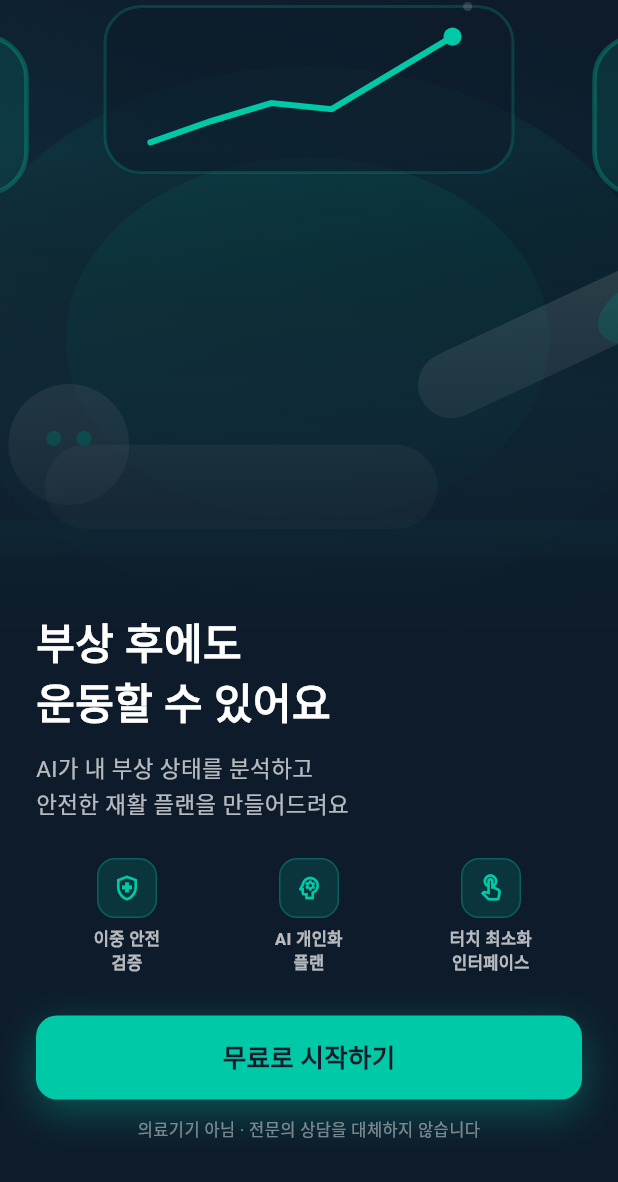
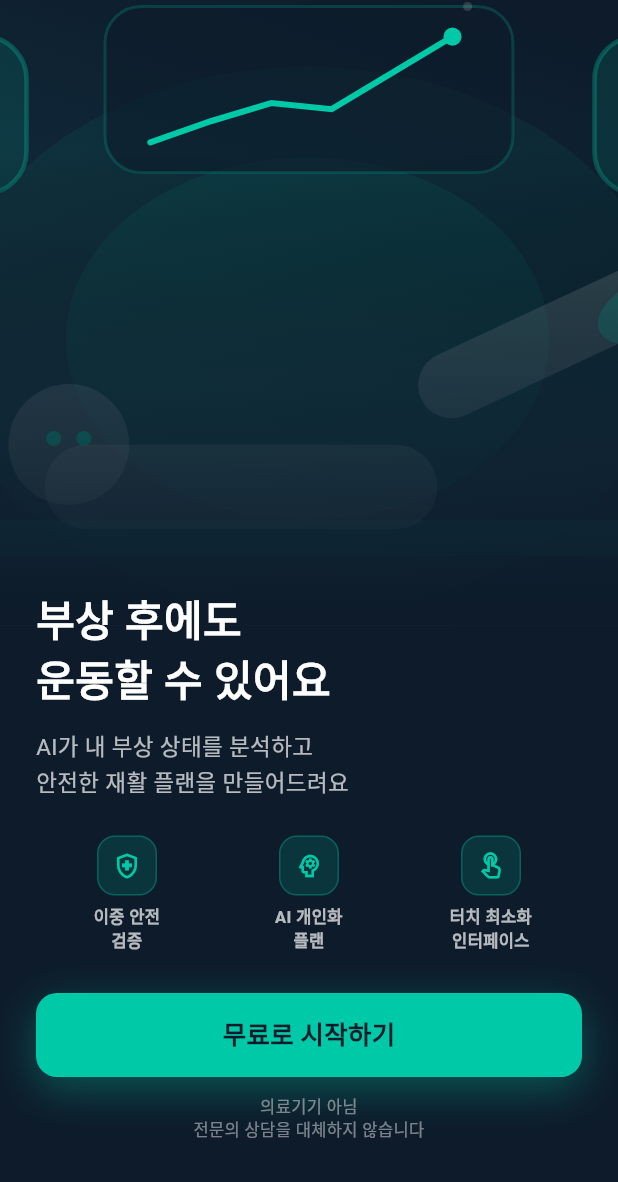
Before and after one commit to ych21c/recoveryfit, a Flutter app: the screen it shows after launch, on a phone screen of 412 x 824 dp, the part 54-1236 px from its top. Run offline on Flutter 3.47's test engine with Material 3 defaults, Android fonts, the phone set to English and light mode, and no system bars; our stand-ins replace fl_chart, flutter_animate, flutter_local_notifications, flutter_riverpod, go_router, hive and 3 more; accounts and stored records are empty; Roboto replaces fonts that are missing (Pretendard).

```diff
--- a/lib/screens/landing/landing_screen.dart
+++ b/lib/screens/landing/landing_screen.dart
@@ -88,16 +88,20 @@ class LandingScreen extends StatelessWidget {
                     crossAxisAlignment: CrossAxisAlignment.start,
                     children: [
                       // Main headline
-                      const Text(
-                        '부상 후에도\n운동할 수 있어요',
-                        style: AppTypography.headlineL,
-                      ),
+                      const Text('부상 후에도', style: AppTypography.headlineL),
+                      const Text('운동할 수 있어요', style: AppTypography.headlineL),
 
                       const SizedBox(height: 12),
 
                       // Sub-headline
                       Text(
-                        'AI가 내 부상 상태를 분석하고\n안전한 재활 플랜을 만들어드려요',
+                        'AI가 내 부상 상태를 분석하고',
+                        style: AppTypography.bodyL.copyWith(
+                          color: AppColors.textSecondary,
+                        ),
+                      ),
+                      Text(
+                        '안전한 재활 플랜을 만들어드려요',
                         style: AppTypography.bodyL.copyWith(
                           color: AppColors.textSecondary,
                         ),
@@ -120,12 +124,23 @@ class LandingScreen extends StatelessWidget {
 
                       // Medical disclaimer caption
                       Center(
-                        child: Text(
-                          '의료기기 아님 · 전문의 상담을 대체하지 않습니다',
-                          textAlign: TextAlign.center,
-                          style: AppTypography.caption.copyWith(
-                            color: AppColors.textTertiary,
-                          ),
+                        child: Column(
+                          children: [
+                            Text(
+                              '의료기기 아님',
+                              textAlign: TextAlign.center,
+                              style: AppTypography.caption.copyWith(
+                                color: AppColors.textTertiary,
+                              ),
+                            ),
+                            Text(
+                              '전문의 상담을 대체하지 않습니다',
+                              textAlign: TextAlign.center,
+                              style: AppTypography.caption.copyWith(
+                                color: AppColors.textTertiary,
+                              ),
+                            ),
+                          ],
                         ),
                       ),
                     ],
--- a/lib/screens/landing/widgets/value_points_row.dart
+++ b/lib/screens/landing/widgets/value_points_row.dart
@@ -3,7 +3,7 @@ import 'package:flutter/material.dart';
 import '../../../design_system/colors.dart';
 import '../../../design_system/typography.dart';
 
-/// Three value-proposition columns: icon (in mint glass tile) + label text.
+/// Three value-proposition columns: icon (in mint glass tile) + two-line label.
 /// Fixed data — landing page only.
 class ValuePointsRow extends StatelessWidget {
   const ValuePointsRow({super.key});
@@ -11,15 +11,18 @@ class ValuePointsRow extends StatelessWidget {
   static const _items = [
     _ValueItem(
       icon: Icons.health_and_safety_outlined,
-      label: '이중 안전\n검증',
+      line1: '이중 안전',
+      line2: '검증',
     ),
     _ValueItem(
       icon: Icons.psychology_outlined,
-      label: 'AI 개인화\n플랜',
+      line1: 'AI 개인화',
+      line2: '플랜',
     ),
     _ValueItem(
       icon: Icons.touch_app_outlined,
-      label: '터치 최소화\n인터페이스',
+      line1: '터치 최소화',
+      line2: '인터페이스',
     ),
   ];
 
@@ -35,8 +38,9 @@ class ValuePointsRow extends StatelessWidget {
 
 class _ValueItem {
   final IconData icon;
-  final String label;
-  const _ValueItem({required this.icon, required this.label});
+  final String line1;
+  final String line2;
+  const _ValueItem({required this.icon, required this.line1, required this.line2});
 }
 
 class _ValueItemWidget extends StatelessWidget {
@@ -46,6 +50,12 @@ class _ValueItemWidget extends StatelessWidget {
 
   @override
   Widget build(BuildContext context) {
+    final labelStyle = AppTypography.bodyS.copyWith(
+      fontSize: 11,
+      fontWeight: FontWeight.w600,
+      color: AppColors.textSecondary,
+    );
+
     return Column(
       mainAxisSize: MainAxisSize.min,
       children: [
@@ -66,15 +76,8 @@ class _ValueItemWidget extends StatelessWidget {
           ),
         ),
         const SizedBox(height: 6),
-        Text(
-          item.label,
-          textAlign: TextAlign.center,
-          style: AppTypography.bodyS.copyWith(
-            fontSize: 11,
-            fontWeight: FontWeight.w600,
-            color: AppColors.textSecondary,
-          ),
-        ),
+        Text(item.line1, textAlign: TextAlign.center, style: labelStyle),
+        Text(item.line2, textAlign: TextAlign.center, style: labelStyle),
       ],
     );
   }
```
Also changed, not shown: 2 other files.
